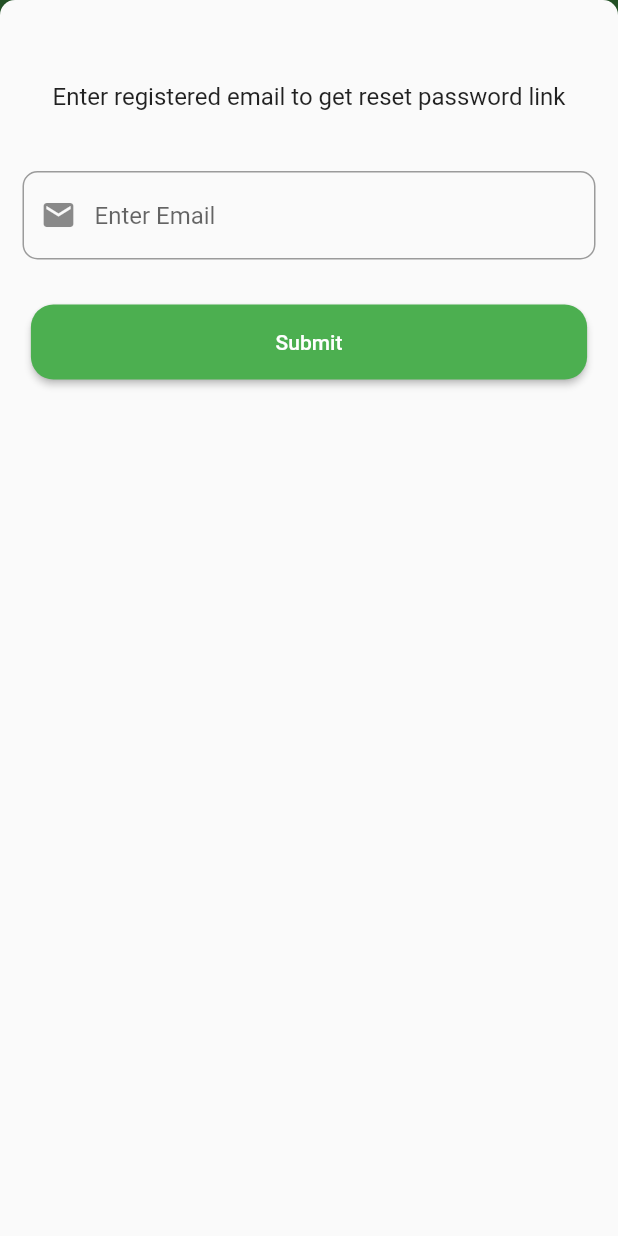
After one commit to Akash-Sharma00/UnSecret, a Flutter app: the LogIn screen opened directly, after a tap on "Forgot Paswword?", on a phone screen of 412 x 824 dp. The commit adds this screen. Run offline on Flutter 3.47's test engine with Material 2 defaults, Android fonts, the phone set to English and light mode, and no system bars; our stand-ins replace cloud_firestore, firebase_auth, firebase_core, firebase_storage, fluttertoast, image_picker and 1 more; accounts and stored records are empty.

Commit message:
Under Construction

```diff
--- /dev/null
+++ b/lib/screens/authentication/log_in.dart
@@ -0,0 +1,236 @@
+import 'package:firebase_auth/firebase_auth.dart';
+import 'package:flutter/material.dart';
+import 'package:fluttertoast/fluttertoast.dart';
+import 'package:unsecret/screens/authentication/new_account.dart';
+import 'package:unsecret/screens/main_windows/home_page.dart';
+
+class LogIn extends StatefulWidget {
+  const LogIn({Key? key}) : super(key: key);
+
+  @override
+  State<LogIn> createState() => _LogInState();
+}
+
+class _LogInState extends State<LogIn> {
+  Icon ispass = const Icon(Icons.visibility_off);
+  bool hidePass = true;
+  TextEditingController email = TextEditingController();
+  TextEditingController password = TextEditingController();
+  @override
+  Widget build(BuildContext context) {
+    return SafeArea(
+        child: Scaffold(
+      // resizeToAvoidBottomInset: false,
+      backgroundColor: Colors.grey[100],
+      appBar: AppBar(
+        title: const Text("UnSecret"),
+      ),
+      body: Padding(
+        padding: const EdgeInsets.all(15.0),
+        child: SingleChildScrollView(
+          reverse: true,
+          child: Column(children: [
+            CircleAvatar(
+                radius: 60,
+                child: Image.asset("asset/free_icon.png",
+                    width: 200, height: 200)),
+            const SizedBox(
+              height: 30,
+            ),
+            const Text(
+              "Login Now",
+              style: TextStyle(fontWeight: FontWeight.bold, fontSize: 20),
+            ),
+            Text(
+              "Please enter the details below to continue",
+              style: TextStyle(color: Colors.grey[500]),
+            ),
+            const SizedBox(
+              height: 20,
+            ),
+            TextField(
+              controller: email,
+              keyboardType: TextInputType.emailAddress,
+              decoration: InputDecoration(
+                  hintText: "Enter Email",
+                  border: OutlineInputBorder(
+                      borderRadius: BorderRadius.circular(10),
+                      borderSide: BorderSide.none),
+                  filled: true,
+                  fillColor: Colors.white),
+            ),
+            const SizedBox(
+              height: 10,
+            ),
+            TextField(
+              scrollPadding: const EdgeInsets.only(bottom: 40),
+              controller: password,
+              keyboardType: TextInputType.emailAddress,
+              obscureText: hidePass,
+              obscuringCharacter: "*",
+              decoration: InputDecoration(
+                hintText: "Enter Password",
+                suffixIcon: IconButton(
+                    onPressed: () {
+                      setState(() {
+                        hidePass = !hidePass;
+                      });
+                    },
+                    icon: hidePass ? const Icon(Icons.visibility_off) : ispass),
+                filled: true,
+                fillColor: Colors.white,
+                border: OutlineInputBorder(
+                    borderRadius: BorderRadius.circular(10),
+                    borderSide: BorderSide.none),
+              ),
+            ),
+            Row(
+              mainAxisAlignment: MainAxisAlignment.end,
+              children: [
+                TextButton(
+                  onPressed: () {
+                    var w = MediaQuery.of(context).size.width * 0.9;
+                    showModalBottomSheet(
+                        isScrollControlled: true,
+                        enableDrag: false,
+                        context: context,
+                        shape: const RoundedRectangleBorder(
+                          borderRadius: BorderRadius.only(
+                            topLeft: Radius.circular(10.0),
+                            topRight: Radius.circular(10.0),
+                          ),
+                        ),
+                        builder: (context) => buildSheet(w));
+                  },
+                  child: const Text("Forgot Paswword?",
+                      style: TextStyle(color: Colors.green)),
+                )
+              ],
+            ),
+            const SizedBox(
+              height: 30,
+            ),
+            SizedBox(
+                width: MediaQuery.of(context).size.width * 0.9,
+                height: 50,
+                child: ElevatedButton(
+                  onPressed: () {
+                    verifyDetails(email.text, password.text);
+                  },
+                  style: ElevatedButton.styleFrom(
+                    shape: RoundedRectangleBorder(
+                      borderRadius: BorderRadius.circular(15),
+                    ),
+                  ),
+                  child: const Text("Login"),
+                )),
+            const SizedBox(
+              height: 40,
+            ),
+            InkWell(
+              onTap: () {
+                Navigator.push(
+                    context,
+                    MaterialPageRoute(
+                        builder: (context) => const CreateNewAccount()));
+              },
+              child: RichText(
+                text: const TextSpan(
+                  text: "Don't have an account!",
+                  style: TextStyle(color: Colors.black),
+                  children: [
+                    TextSpan(
+                      text: ' Register',
+                      style: TextStyle(
+                          fontWeight: FontWeight.w500, color: Colors.green),
+                    ),
+                  ],
+                ),
+              ),
+            ),
+          ]),
+        ),
+      ),
+    ));
+  }
+
+  void verifyDetails(String email, String password) async {
+    final auth = FirebaseAuth.instance;
+    if (email.isEmpty || password.isEmpty) {
+      ScaffoldMessenger.of(context).showSnackBar(const SnackBar(
+          backgroundColor: Colors.white,
+          content: Text(
+            "Please enter all details",
+            style: TextStyle(color: Colors.red),
+          )));
+      return;
+    }
+    try {
+      await auth.signInWithEmailAndPassword(email: email, password: password);
+    } catch (e) {
+      ScaffoldMessenger.of(context).showSnackBar(SnackBar(
+          backgroundColor: Colors.white,
+          content: Text(
+            e.toString(),
+            style: const TextStyle(color: Colors.red),
+          )));
+      return;
+    }
+    Navigator.push(
+        context, MaterialPageRoute(builder: (context) => const HomePage()));
+  }
+}
+
+Widget buildSheet(double w) {
+  TextEditingController emailid = TextEditingController();
+  return Padding(
+    padding: const EdgeInsets.all(15.0),
+    child: Column(
+      crossAxisAlignment: CrossAxisAlignment.center,
+      children: [
+        const SizedBox(
+          height: 40,
+        ),
+        const Text(
+          "Enter registered email to get reset password link",
+          style: TextStyle(fontSize: 16),
+        ),
+        const SizedBox(
+          height: 40,
+        ),
+        TextField(
+            controller: emailid,
+            keyboardType: TextInputType.emailAddress,
+            scrollPadding: const EdgeInsets.only(bottom: 40),
+            decoration: InputDecoration(
+                prefixIcon: const Icon(Icons.mail),
+                hintText: "Enter Email",
+                border:
+                    OutlineInputBorder(borderRadius: BorderRadius.circular(10)),
+                suffixText: '@gmail.com')),
+        const SizedBox(
+          height: 30,
+        ),
+        SizedBox(
+            width: w,
+            height: 50,
+            child: ElevatedButton(
+              onPressed: () async {
+                final auth = FirebaseAuth.instance;
+                try {
+                  await auth.sendPasswordResetEmail(email: emailid.text);
+                } catch (e) {
+                  Fluttertoast.showToast(msg: e.toString());
+                }
+              },
+              style: ElevatedButton.styleFrom(
+                shape: RoundedRectangleBorder(
+                  borderRadius: BorderRadius.circular(15),
+                ),
+              ),
+              child: const Text("Submit"),
+            )),
+      ],
+    ),
+  );
+}
--- a/pubspec.yaml
+++ b/pubspec.yaml
@@ -39,6 +39,7 @@ dependencies:
   image_picker: ^0.8.5+3
   firebase_storage: ^10.3.1
   shared_preferences: ^2.0.15
+  permission_handler: ^10.0.0
 
 dev_dependencies:
   flutter_test:
```
Also changed, not shown: lib/connect_to_fire.dart (+15 -13 lines), lib/main.dart (+51 -55 lines), lib/screens/authentication/new_account.dart (+50 -19 lines), lib/screens/authentication/profile_image_picker.dart (+22 -10 lines), lib/screens/main_windows/home_page.dart (added, +15 -0 lines), lib/screens/main_windows/profile.dart (+4 -6 lines), pubspec.lock, 2 other files.
